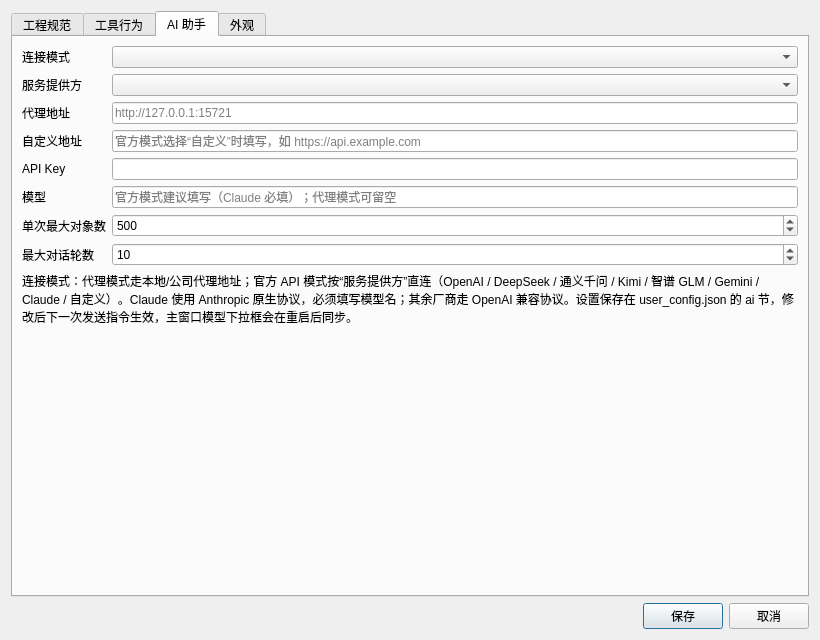
Before: the Qt Designer form ui/ProjectSettings.ui in victor647/WAAPI_Tools, drawn with Qt 5.
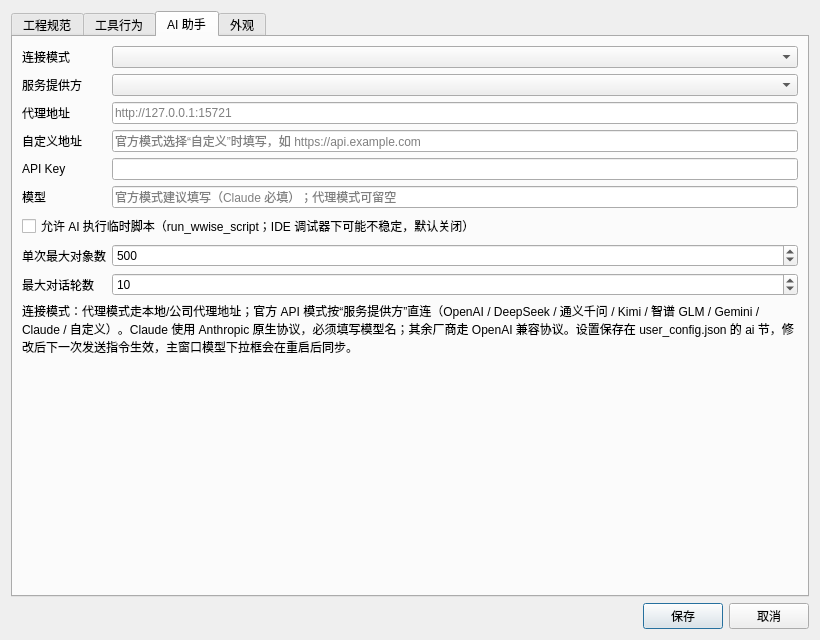
After: the same form once the commit is applied. The open tabs and pages were chosen to show the change. Custom widgets are drawn as their Qt base class.

```diff
--- a/ui/ProjectSettings.ui
+++ b/ui/ProjectSettings.ui
@@ -484,14 +484,21 @@
            </property>
           </widget>
          </item>
-         <item row="6" column="0">
+         <item row="6" column="0" colspan="2">
+          <widget class="QCheckBox" name="cbxAiEnableScript">
+           <property name="text">
+            <string>允许 AI 执行临时脚本（run_wwise_script；IDE 调试器下可能不稳定，默认关闭）</string>
+           </property>
+          </widget>
+         </item>
+         <item row="7" column="0">
           <widget class="QLabel" name="lblAiMaxContext">
            <property name="text">
             <string>单次最大对象数</string>
            </property>
           </widget>
          </item>
-         <item row="6" column="1">
+         <item row="7" column="1">
           <widget class="QSpinBox" name="spnAiMaxContext">
            <property name="minimum">
             <number>1</number>
@@ -504,14 +511,14 @@
            </property>
           </widget>
          </item>
-         <item row="7" column="0">
+         <item row="8" column="0">
           <widget class="QLabel" name="lblAiMaxTurns">
            <property name="text">
             <string>最大对话轮数</string>
            </property>
           </widget>
          </item>
-         <item row="7" column="1">
+         <item row="8" column="1">
           <widget class="QSpinBox" name="spnAiMaxTurns">
            <property name="minimum">
             <number>1</number>
```
